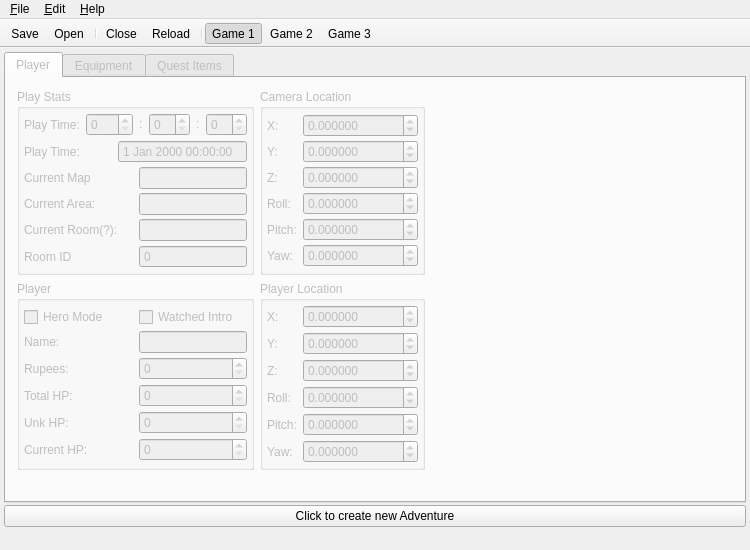
Antidote/skyward-sword-save-editor, file save editor/SS_SaveEditor/forms/mainwindow.ui: the form before one commit.
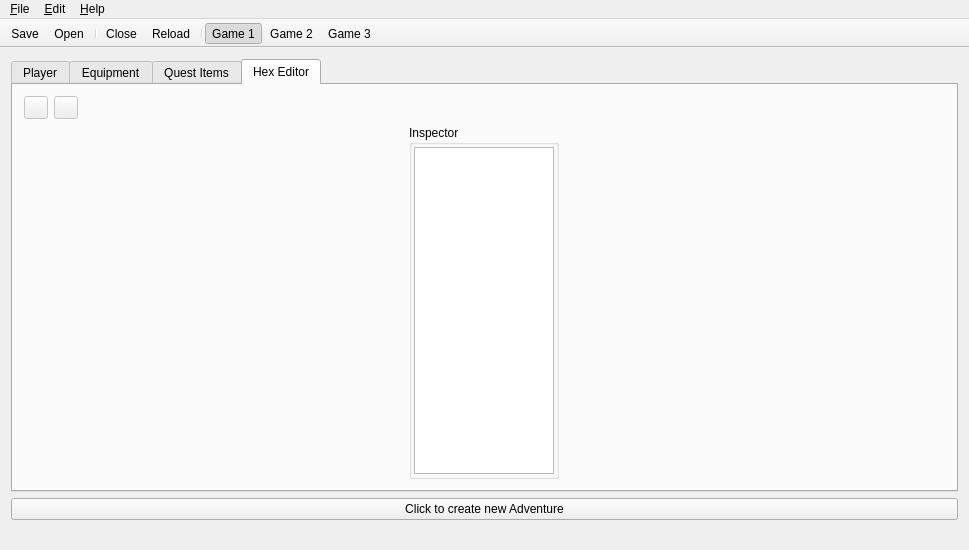
The form after the commit. Icons and pictures are not drawn.

```diff
--- a/save editor/SS_SaveEditor/forms/mainwindow.ui
+++ b/save editor/SS_SaveEditor/forms/mainwindow.ui
@@ -6,7 +6,7 @@
    <rect>
     <x>0</x>
     <y>0</y>
-    <width>750</width>
+    <width>969</width>
     <height>550</height>
    </rect>
   </property>
@@ -26,31 +26,9 @@
      <verstretch>0</verstretch>
     </sizepolicy>
    </property>
-   <layout class="QGridLayout" name="gridLayout_5">
-    <property name="sizeConstraint">
-     <enum>QLayout::SetNoConstraint</enum>
-    </property>
-    <property name="horizontalSpacing">
-     <number>0</number>
-    </property>
-    <property name="verticalSpacing">
-     <number>2</number>
-    </property>
-    <property name="margin">
-     <number>4</number>
-    </property>
-    <item row="1" column="0">
-     <widget class="QPushButton" name="createDeleteGameBtn">
-      <property name="text">
-       <string>Click to create new Adventure</string>
-      </property>
-     </widget>
-    </item>
-    <item row="0" column="0">
+   <layout class="QVBoxLayout" name="verticalLayout_7">
+    <item>
      <widget class="QTabWidget" name="tabWidget">
-      <property name="enabled">
-       <bool>false</bool>
-      </property>
       <property name="sizePolicy">
        <sizepolicy hsizetype="Preferred" vsizetype="Preferred">
         <horstretch>0</horstretch>
@@ -61,7 +39,7 @@
        <enum>QTabWidget::Rounded</enum>
       </property>
       <property name="currentIndex">
-       <number>0</number>
+       <number>3</number>
       </property>
       <widget class="QWidget" name="playerTab">
        <attribute name="title">
@@ -580,21 +558,8 @@
           </layout>
          </widget>
         </item>
-        <item row="2" column="1">
-         <spacer name="verticalSpacer_2">
-          <property name="orientation">
-           <enum>Qt::Vertical</enum>
-          </property>
-          <property name="sizeHint" stdset="0">
-           <size>
-            <width>20</width>
-            <height>40</height>
-           </size>
-          </property>
-         </spacer>
-        </item>
-        <item row="1" column="1">
-         <widget class="QGroupBox" name="playerLocationGroupBox">
+        <item row="0" column="1">
+         <widget class="QGroupBox" name="cameraGroupBox">
           <property name="title">
            <string>Player Location</string>
           </property>
@@ -770,19 +735,6 @@
           </layout>
          </widget>
         </item>
-        <item row="0" column="2">
-         <spacer name="horizontalSpacer_2">
-          <property name="orientation">
-           <enum>Qt::Horizontal</enum>
-          </property>
-          <property name="sizeHint" stdset="0">
-           <size>
-            <width>40</width>
-            <height>20</height>
-           </size>
-          </property>
-         </spacer>
-        </item>
        </layout>
       </widget>
       <widget class="QWidget" name="equipmentTab">
@@ -2547,6 +2499,101 @@
         </item>
        </layout>
       </widget>
+      <widget class="QWidget" name="hexEditorTab">
+       <attribute name="title">
+        <string>Hex Editor</string>
+       </attribute>
+       <layout class="QGridLayout" name="gridLayout_5">
+        <item row="0" column="0">
+         <widget class="QToolButton" name="hexUndoBtn">
+          <property name="enabled">
+           <bool>false</bool>
+          </property>
+          <property name="icon">
+           <iconset resource="../resources/resources.qrc">
+            <normaloff>:/Icons/Undo</normaloff>:/Icons/Undo</iconset>
+          </property>
+         </widget>
+        </item>
+        <item row="1" column="0" colspan="3">
+         <layout class="QHBoxLayout" name="horizontalLayout_2">
+          <item>
+           <widget class="QGroupBox" name="groupBox_4">
+            <property name="maximumSize">
+             <size>
+              <width>150</width>
+              <height>16777215</height>
+             </size>
+            </property>
+            <property name="title">
+             <string>Inspector</string>
+            </property>
+            <layout class="QVBoxLayout" name="verticalLayout_6">
+             <property name="margin">
+              <number>2</number>
+             </property>
+             <item>
+              <widget class="QTableView" name="inspectorView">
+               <property name="maximumSize">
+                <size>
+                 <width>150</width>
+                 <height>16777215</height>
+                </size>
+               </property>
+               <property name="cornerButtonEnabled">
+                <bool>false</bool>
+               </property>
+               <attribute name="horizontalHeaderCascadingSectionResizes">
+                <bool>true</bool>
+               </attribute>
+               <attribute name="horizontalHeaderDefaultSectionSize">
+                <number>60</number>
+               </attribute>
+               <attribute name="horizontalHeaderStretchLastSection">
+                <bool>true</bool>
+               </attribute>
+               <attribute name="verticalHeaderVisible">
+                <bool>false</bool>
+               </attribute>
+               <attribute name="verticalHeaderCascadingSectionResizes">
+                <bool>true</bool>
+               </attribute>
+               <attribute name="verticalHeaderDefaultSectionSize">
+                <number>16</number>
+               </attribute>
+               <attribute name="verticalHeaderMinimumSectionSize">
+                <number>16</number>
+               </attribute>
+              </widget>
+             </item>
+            </layout>
+           </widget>
+          </item>
+          <item>
+           <layout class="QHBoxLayout" name="hexEditLayout"/>
+          </item>
+         </layout>
+        </item>
+        <item row="0" column="1">
+         <widget class="QToolButton" name="hexRedoBtn">
+          <property name="enabled">
+           <bool>false</bool>
+          </property>
+          <property name="icon">
+           <iconset resource="../resources/resources.qrc">
+            <normaloff>:/Icons/Redo</normaloff>:/Icons/Redo</iconset>
+          </property>
+         </widget>
+        </item>
+       </layout>
+      </widget>
+     </widget>
+    </item>
+    <item>
+     <widget class="QPushButton" name="createDeleteGameBtn">
+      <property name="text">
+       <string>Click to create new Adventure</string>
+      </property>
      </widget>
     </item>
    </layout>
@@ -2556,7 +2603,7 @@
     <rect>
      <x>0</x>
      <y>0</y>
-     <width>750</width>
+     <width>969</width>
      <height>21</height>
     </rect>
    </property>
```
Left out of the diff: 137 changed lines with no effect on the pictures.
